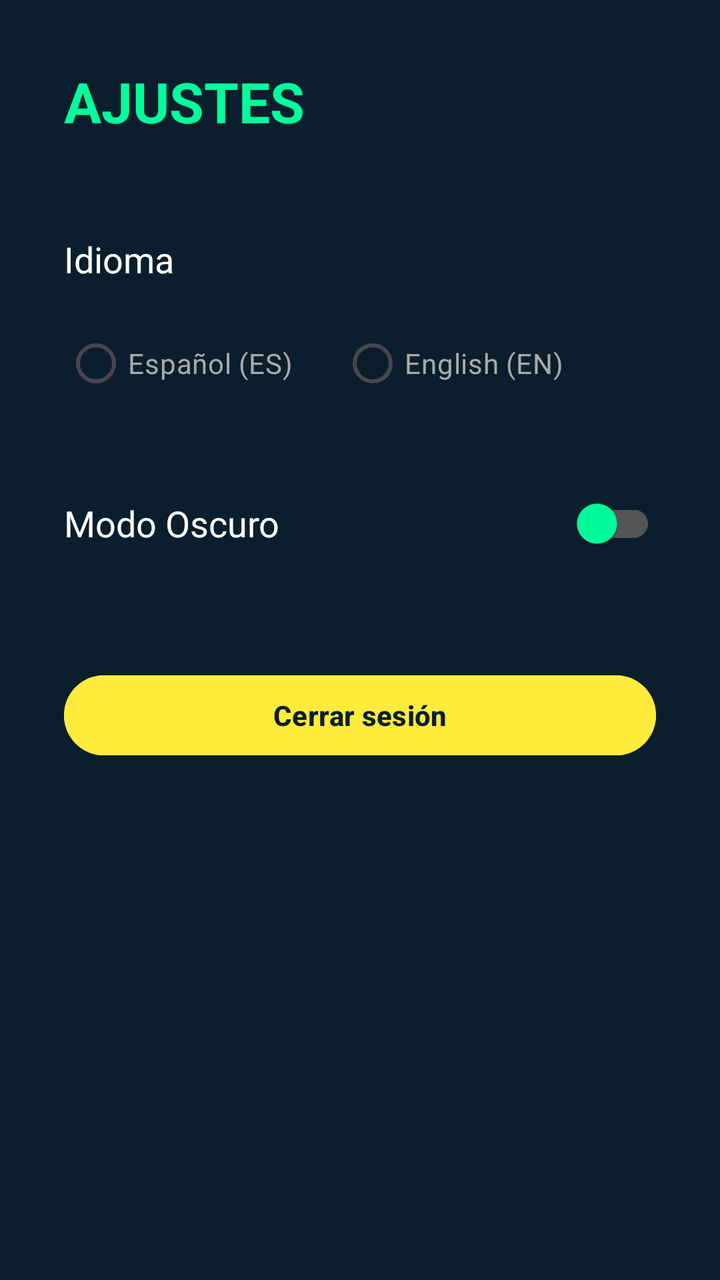
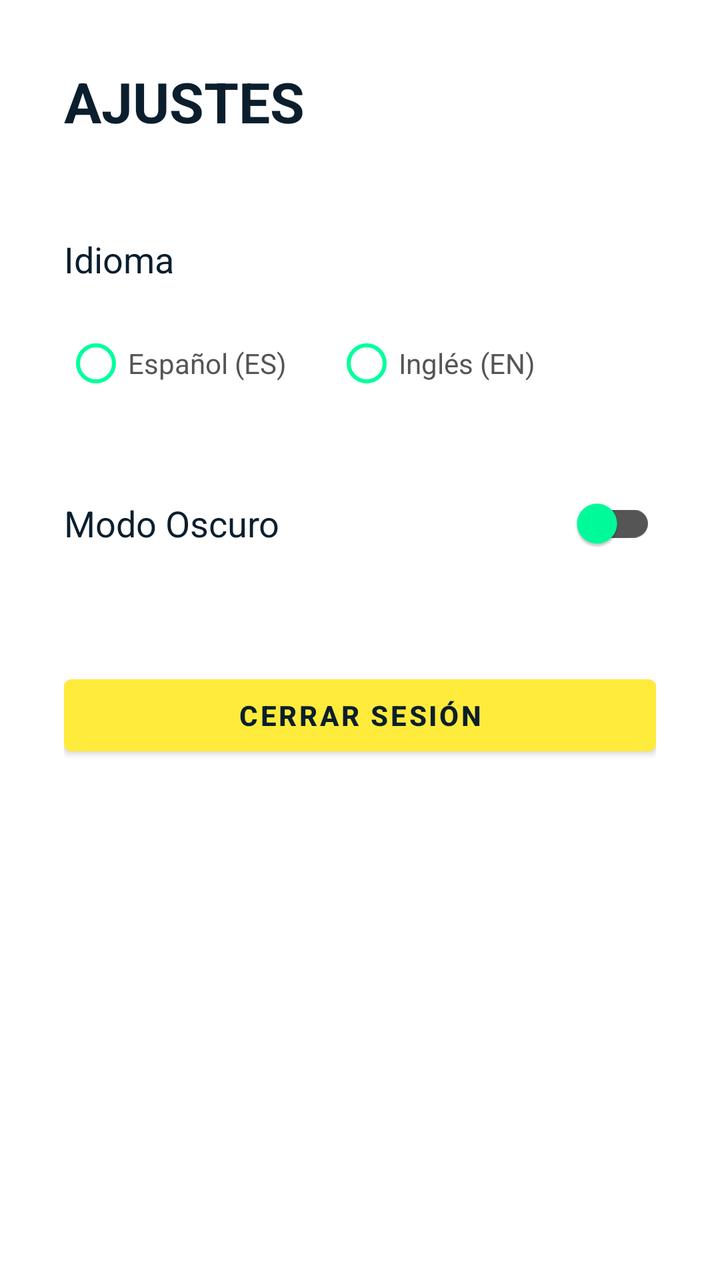

The first picture is an Android layout as it rendered before a commit; the second is the same layout after the commit. The layout source and the unified diff follow.
<!-- AndroidManifest.xml: application theme Theme.RickyMortyApp -->
<!-- res/layout/fragment_settings.xml -->
<?xml version="1.0" encoding="utf-8"?>
<LinearLayout xmlns:android="http://schemas.android.com/apk/res/android"
    xmlns:app="http://schemas.android.com/apk/res-auto"
    android:layout_width="match_parent"
    android:layout_height="match_parent"
    android:orientation="vertical"
    android:background="#0B1E2D"
    android:padding="32dp">

    <TextView
        android:layout_width="wrap_content"
        android:layout_height="wrap_content"
        android:text="AJUSTES"
        android:textColor="#00FF9C"
        android:textSize="28sp"
        android:textStyle="bold"
        android:layout_marginBottom="48dp"/>

    <TextView
        android:layout_width="wrap_content"
        android:layout_height="wrap_content"
        android:text="Idioma"
        android:textColor="#FFFFFF"
        android:textSize="18sp"
        android:layout_marginBottom="16dp"/>

    <RadioGroup
        android:id="@+id/rgLanguage"
        android:layout_width="match_parent"
        android:layout_height="wrap_content"
        android:orientation="horizontal"
        android:layout_marginBottom="32dp">

        <RadioButton
            android:id="@+id/rbSpanish"
            android:layout_width="wrap_content"
            android:layout_height="wrap_content"
            android:text="Español (ES)"
            android:textColor="#AAAAAA"
            android:buttonTint="#00FF9C"
            android:layout_marginEnd="24dp"/>

        <RadioButton
            android:id="@+id/rbEnglish"
            android:layout_width="wrap_content"
            android:layout_height="wrap_content"
            android:text="English (EN)"
            android:textColor="#AAAAAA"
            android:buttonTint="#00FF9C"/>
    </RadioGroup>

    <LinearLayout
        android:layout_width="match_parent"
        android:layout_height="wrap_content"
        android:orientation="horizontal"
        android:gravity="center_vertical"
        android:layout_marginBottom="48dp">

        <TextView
            android:layout_width="0dp"
            android:layout_height="wrap_content"
            android:layout_weight="1"
            android:text="Modo Oscuro"
            android:textColor="#FFFFFF"
            android:textSize="18sp"/>

        <com.google.android.material.switchmaterial.SwitchMaterial
            android:id="@+id/switchDarkMode"
            android:layout_width="wrap_content"
            android:layout_height="wrap_content"
            app:thumbTint="#00FF9C"
            app:trackTint="#555555"/>
    </LinearLayout>

    <Button
        android:id="@+id/btnLogoutSettings"
        android:layout_width="match_parent"
        android:layout_height="wrap_content"
        android:text="Cerrar sesión"
        android:backgroundTint="#FFEB3B"
        android:textColor="#0B1E2D"
        android:textStyle="bold"/>

</LinearLayout>
<!-- resources referenced by this layout -->
<resources>
  <style name="Theme.RickyMortyApp" parent="Base.Theme.RickyMortyApp" />
  <style name="Base.Theme.RickyMortyApp" parent="Theme.Material3.DayNight.NoActionBar">
          
          
      </style>
</resources>

<!-- the commit's change to res/layout/fragment_settings.xml (unified diff, before → after) -->
@@ -4,14 +4,14 @@
     android:layout_width="match_parent"
     android:layout_height="match_parent"
     android:orientation="vertical"
-    android:background="#0B1E2D"
+    android:background="@color/app_background"
     android:padding="32dp">
 
     <TextView
         android:layout_width="wrap_content"
         android:layout_height="wrap_content"
-        android:text="AJUSTES"
-        android:textColor="#00FF9C"
+        android:text="@string/settings_title"
+        android:textColor="@color/primary_text"
         android:textSize="28sp"
         android:textStyle="bold"
         android:layout_marginBottom="48dp"/>
@@ -19,8 +19,8 @@
     <TextView
         android:layout_width="wrap_content"
         android:layout_height="wrap_content"
-        android:text="Idioma"
-        android:textColor="#FFFFFF"
+        android:text="@string/settings_language"
+        android:textColor="@color/primary_text"
         android:textSize="18sp"
         android:layout_marginBottom="16dp"/>
 
@@ -35,18 +35,18 @@
             android:id="@+id/rbSpanish"
             android:layout_width="wrap_content"
             android:layout_height="wrap_content"
-            android:text="Español (ES)"
-            android:textColor="#AAAAAA"
-            android:buttonTint="#00FF9C"
+            android:text="@string/settings_spanish"
+            android:textColor="@color/secondary_text"
+            android:buttonTint="@color/rick_green"
             android:layout_marginEnd="24dp"/>
 
         <RadioButton
             android:id="@+id/rbEnglish"
             android:layout_width="wrap_content"
             android:layout_height="wrap_content"
-            android:text="English (EN)"
-            android:textColor="#AAAAAA"
-            android:buttonTint="#00FF9C"/>
+            android:text="@string/settings_english"
+            android:textColor="@color/secondary_text"
+            android:buttonTint="@color/rick_green"/>
     </RadioGroup>
 
     <LinearLayout
@@ -60,25 +60,25 @@
             android:layout_width="0dp"
             android:layout_height="wrap_content"
             android:layout_weight="1"
-            android:text="Modo Oscuro"
-            android:textColor="#FFFFFF"
+            android:text="@string/settings_dark_mode"
+            android:textColor="@color/primary_text"
             android:textSize="18sp"/>
 
         <com.google.android.material.switchmaterial.SwitchMaterial
             android:id="@+id/switchDarkMode"
             android:layout_width="wrap_content"
             android:layout_height="wrap_content"
-            app:thumbTint="#00FF9C"
-            app:trackTint="#555555"/>
+            app:thumbTint="@color/rick_green"
+            app:trackTint="@color/secondary_text"/>
     </LinearLayout>
 
     <Button
         android:id="@+id/btnLogoutSettings"
         android:layout_width="match_parent"
         android:layout_height="wrap_content"
-        android:text="Cerrar sesión"
-        android:backgroundTint="#FFEB3B"
-        android:textColor="#0B1E2D"
+        android:text="@string/menu_logout"
+        android:backgroundTint="@color/rick_yellow"
+        android:textColor="@color/rick_blue"
         android:textStyle="bold"/>
 
 </LinearLayout>
<!-- resource entries referenced after the edit -->
@@ -1,9 +1,24 @@
 <!-- resources referenced by this layout -->
 <resources>
-  <style name="Theme.RickyMortyApp" parent="Base.Theme.RickyMortyApp" />
-  <style name="Base.Theme.RickyMortyApp" parent="Theme.Material3.DayNight.NoActionBar">
-          
-          
+  <color name="app_background">#FFFFFF</color>
+  <color name="primary_text">#0B1E2D</color>
+  <color name="rick_blue">#0B1E2D</color>
+  <color name="rick_green">#00FF9C</color>
+  <color name="rick_yellow">#FFEB3B</color>
+  <color name="secondary_text">#555555</color>
+  <string name="menu_logout">Cerrar sesión</string>
+  <string name="settings_dark_mode">Modo Oscuro</string>
+  <string name="settings_english">Inglés (EN)</string>
+  <string name="settings_language">Idioma</string>
+  <string name="settings_spanish">Español (ES)</string>
+  <string name="settings_title">AJUSTES</string>
+  <style name="Theme.RickyMortyApp" parent="Theme.MaterialComponents.DayNight.NoActionBar">
+          <item name="colorPrimary">@color/rick_blue</item>
+          <item name="colorPrimaryVariant">@color/black</item>
+          <item name="colorOnPrimary">@color/rick_green</item>
+  
+          <item name="android:statusBarColor">?attr/colorPrimaryVariant</item>
       </style>
+  <color name="black">#000000</color>
 </resources>
 
